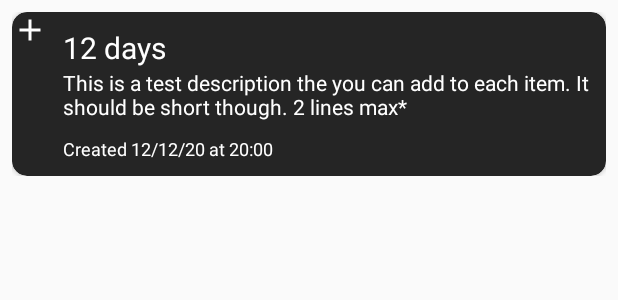
After one commit to indently/Habit_Tracker_2020, an Android app: the layout recycler_habit_item.xml on its own in the app's theme, with its tools: preview values and no code run, on a phone screen of 412 x 824 dp. The commit adds this screen. Shown: the top 300 px of the screen. Run offline under Robolectric (Android 15) with nearby library versions, the phone set to English and light mode, and no system bars.

Commit message:
Adding some more logic to the recycler view so I can update items later.

```diff
--- a/app/src/main/java/com/federicocotogno/habittracker2020/data/HabitDao.kt
+++ b/app/src/main/java/com/federicocotogno/habittracker2020/data/database/HabitDao.kt
@@ -1,7 +1,8 @@
-package com.federicocotogno.habittracker2020.data
+package com.federicocotogno.habittracker2020.data.database
 
 import androidx.lifecycle.LiveData
 import androidx.room.*
+import com.federicocotogno.habittracker2020.data.models.Habit
 
 @Dao
 interface HabitDao {
@@ -16,7 +17,7 @@ interface HabitDao {
     suspend fun deleteHabit(habit: Habit)
 
     @Query("SELECT * FROM habit_table ORDER BY habit_startTime DESC")
-    suspend fun getAllHabits(): LiveData<List<Habit>>
+    fun getAllHabits(): LiveData<List<Habit>>
 
     @Query("DELETE FROM habit_table")
     suspend fun deleteAll()
--- a/app/src/main/java/com/federicocotogno/habittracker2020/data/HabitDatabase.kt
+++ b/app/src/main/java/com/federicocotogno/habittracker2020/data/database/HabitDatabase.kt
@@ -1,9 +1,10 @@
-package com.federicocotogno.habittracker2020.data
+package com.federicocotogno.habittracker2020.data.database
 
 import android.content.Context
 import androidx.room.Database
 import androidx.room.Room
 import androidx.room.RoomDatabase
+import com.federicocotogno.habittracker2020.data.models.Habit
 
 @Database(entities = [Habit::class], version = 1, exportSchema = false)
 abstract class HabitDatabase : RoomDatabase() {
--- a/app/src/main/java/com/federicocotogno/habittracker2020/logic/Calculations.kt
+++ b/app/src/main/java/com/federicocotogno/habittracker2020/logic/utils/Calculations.kt
@@ -1,7 +1,6 @@
-package com.federicocotogno.habittracker2020.logic
+package com.federicocotogno.habittracker2020.logic.utils
 
 import java.text.SimpleDateFormat
-import java.util.*
 
 object Calculations {
 
--- a/app/src/main/res/layout/fragment_habit_list.xml
+++ b/app/src/main/res/layout/fragment_habit_list.xml
@@ -12,7 +12,7 @@
         android:layout_alignParentStart="true"
         android:layout_alignParentTop="true"
         tools:itemCount="20"
-        tools:listitem="@layout/recycler_view_item" />
+        tools:listitem="@layout/recycler_habit_item" />
 
     <com.google.android.material.floatingactionbutton.FloatingActionButton
         android:id="@+id/fab_add"
--- /dev/null
+++ b/app/src/main/res/layout/recycler_habit_item.xml
@@ -0,0 +1,68 @@
+<?xml version="1.0" encoding="utf-8"?>
+<LinearLayout xmlns:android="http://schemas.android.com/apk/res/android"
+    xmlns:app="http://schemas.android.com/apk/res-auto"
+    xmlns:tools="http://schemas.android.com/tools"
+    android:layout_width="match_parent"
+    android:layout_height="wrap_content"
+    android:orientation="horizontal"
+    android:padding="8dp">
+
+
+    <androidx.cardview.widget.CardView
+        android:layout_width="match_parent"
+        android:layout_height="wrap_content"
+        android:backgroundTint="#252525"
+        app:cardCornerRadius="10dp">
+
+        <LinearLayout
+            android:layout_width="wrap_content"
+            android:layout_height="wrap_content"
+            android:orientation="horizontal">
+
+            <ImageView
+                android:layout_width="wrap_content"
+                android:layout_height="wrap_content"
+                android:src="@drawable/ic_add"
+                tools:src="@tools:sample/avatars" />
+
+            <LinearLayout
+                android:layout_width="match_parent"
+                android:layout_height="wrap_content"
+                android:layout_margin="10dp"
+                android:orientation="vertical">
+
+                <TextView
+                    android:id="@+id/tv_timeElapsed"
+                    android:layout_width="wrap_content"
+                    android:layout_height="wrap_content"
+                    android:textColor="@android:color/white"
+                    android:textSize="20sp"
+                    tools:text="12 days" />
+
+                <TextView
+                    android:id="@+id/tv_item_description"
+                    android:layout_width="wrap_content"
+                    android:layout_height="wrap_content"
+                    android:maxLines="2"
+                    android:textColor="@android:color/white"
+                    android:textSize="14sp"
+                    tools:text="This is a test description the you can add to each item. It should be short though. 2 lines max*" />
+
+                <TextView
+                    android:id="@+id/tv_item_createdTimeStamp"
+                    android:layout_width="wrap_content"
+                    android:layout_height="wrap_content"
+                    android:layout_marginTop="10dp"
+                    android:maxLines="2"
+                    android:textColor="@android:color/white"
+                    android:textSize="12sp"
+                    tools:text="Created 12/12/20 at 20:00" />
+
+
+            </LinearLayout>
+
+        </LinearLayout>
+
+
+    </androidx.cardview.widget.CardView>
+</LinearLayout>
```
Also changed, not shown: app/src/main/java/com/federicocotogno/habittracker2020/data/models/Habit.kt (renamed from app/src/main/java/com/federicocotogno/habittracker2020/data/Habit.kt, +5 -2 lines), app/src/main/java/com/federicocotogno/habittracker2020/logic/repository/HabitRepository.kt (added, +27 -0 lines), app/src/main/java/com/federicocotogno/habittracker2020/ui/fragments/habitlist/HabitList.kt (+11 -0 lines), app/src/main/java/com/federicocotogno/habittracker2020/ui/fragments/habitlist/HabitListAdapter.kt (added, +42 -0 lines), app/src/main/java/com/federicocotogno/habittracker2020/ui/viewmodels/HabitViewModel.kt (added, +51 -0 lines), app/src/main/res/layout/recycler_view_item.xml (deleted, +0 -34 lines), app/src/main/res/navigation/main_nav.xml (+7 -4 lines).
